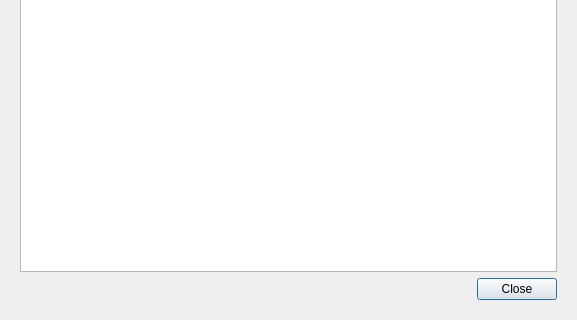
Maxwrt/Program, file play/LoveDiary/agreementdialog.ui: the form before one commit; both pictures show x 0 to 577 and y 277 to 597 of the 577 by 597 pixel window.
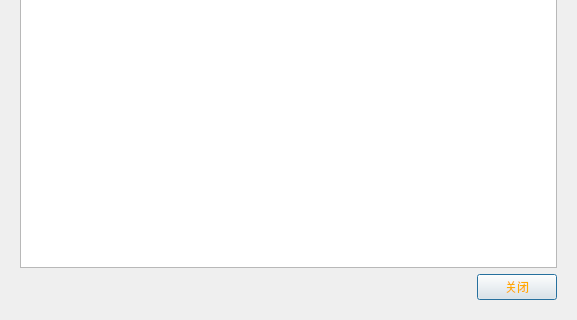
The form after the commit. Icons and pictures are not drawn. Custom widgets are drawn as their Qt base class.

Diff of the .ui file:
```diff
--- a/play/LoveDiary/agreementdialog.ui
+++ b/play/LoveDiary/agreementdialog.ui
@@ -35,8 +35,21 @@
       </item>
       <item row="1" column="1">
        <widget class="QPushButton" name="pushButton">
+        <property name="sizePolicy">
+         <sizepolicy hsizetype="Fixed" vsizetype="Minimum">
+          <horstretch>0</horstretch>
+          <verstretch>0</verstretch>
+         </sizepolicy>
+        </property>
+        <property name="toolTip">
+         <string>&lt;html&gt;&lt;head/&gt;&lt;body&gt;&lt;p&gt;&lt;span style=&quot; color:#ffaa00;&quot;&gt;关闭&lt;/span&gt;&lt;/p&gt;&lt;/body&gt;&lt;/html&gt;</string>
+        </property>
+        <property name="styleSheet">
+         <string notr="true">border-image: url(:/config/close.png);
+color: rgb(255, 170, 0);</string>
+        </property>
         <property name="text">
-         <string>Close</string>
+         <string>关闭</string>
         </property>
        </widget>
       </item>
```
Left out of the diff: 3 changed lines with no effect on the pictures.
